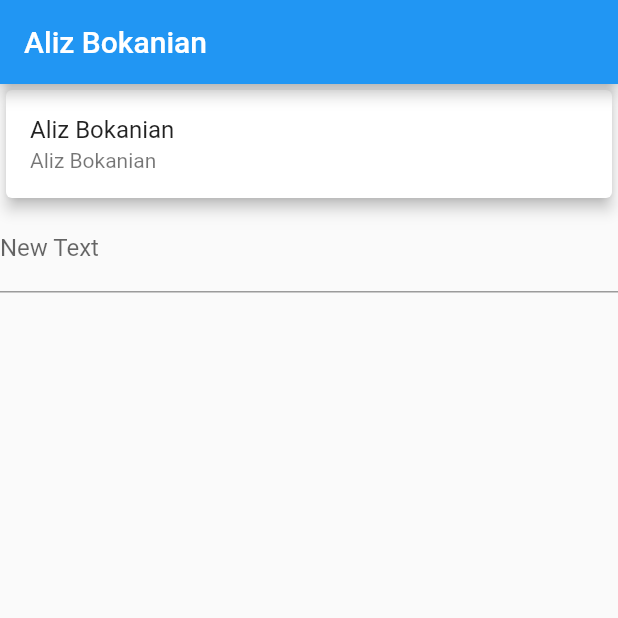
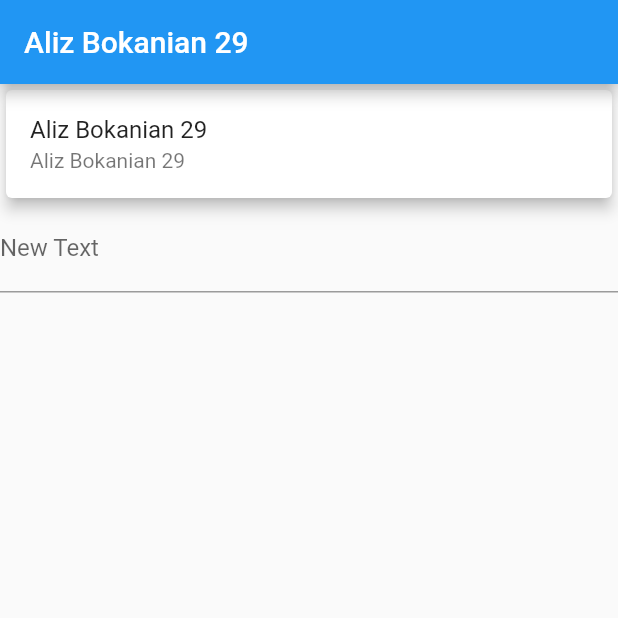
Before and after one commit to bokanian/flutter-provider-101, a Flutter app: the screen it shows after launch, on a phone screen of 412 x 824 dp, the top half of it. Run offline on Flutter 3.47's test engine with Material 2 defaults, Android fonts, the phone set to English and light mode, and no system bars.

Commit message:
change data class

```diff
--- a/lib/main.dart
+++ b/lib/main.dart
@@ -83,7 +83,7 @@ class Container2 extends StatelessWidget {
 }
 
 class Data extends ChangeNotifier {
-  String user = 'Aliz Bokanian';
+  String user = 'Aliz Bokanian 29';
 
   void changeText(String newText) {
     user = newText;
```
